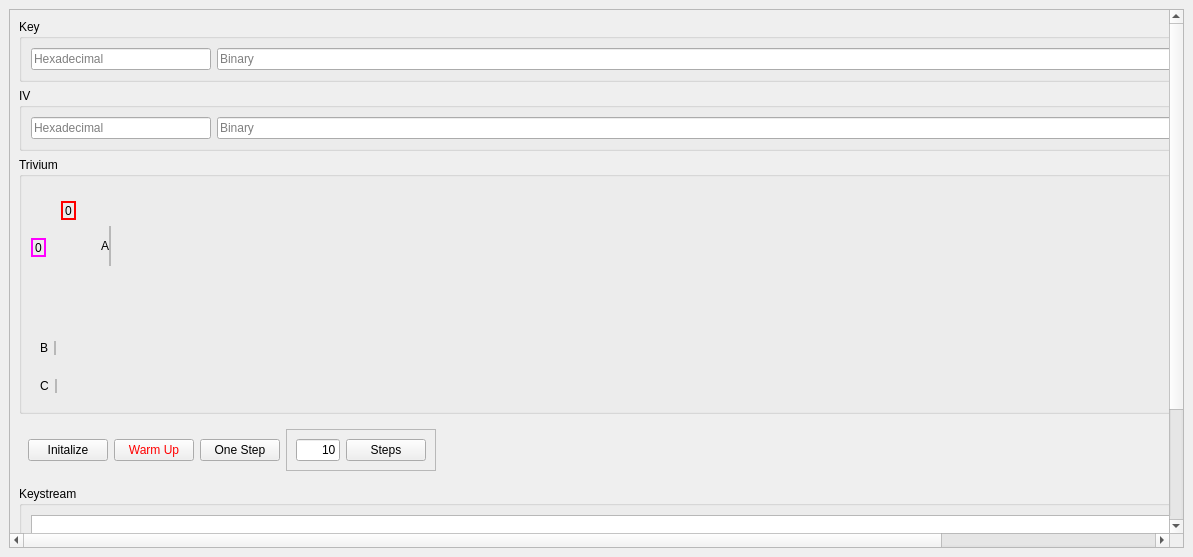
WerthersEchte/advanced_crytography_trivium, file trivium/gui/ui/mainwindow.ui: the form before one commit.
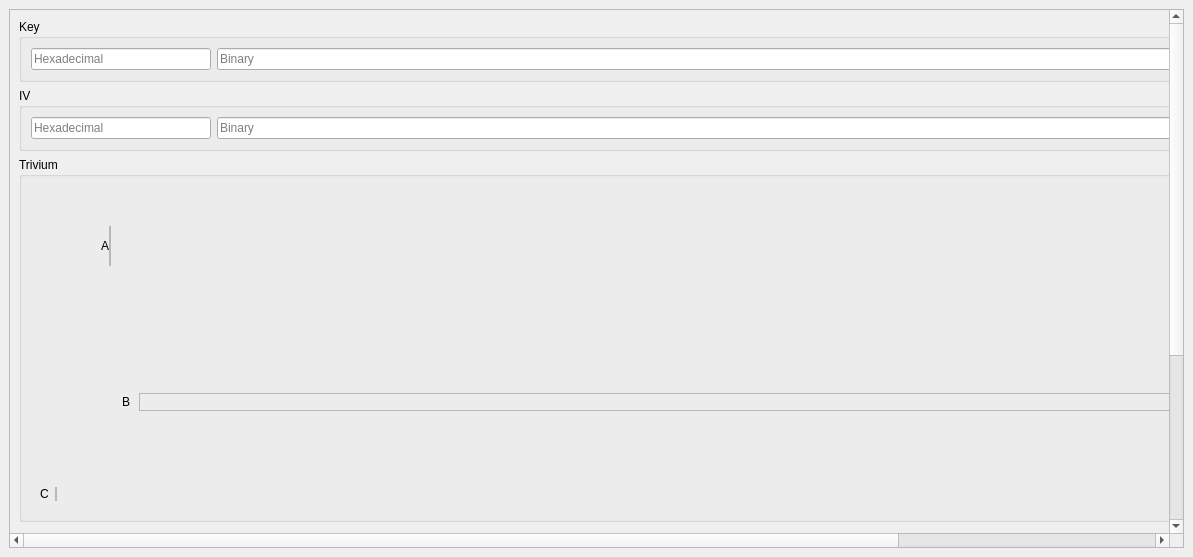
The form after the commit.

The edit to the form file:
```diff
--- a/trivium/gui/ui/mainwindow.ui
+++ b/trivium/gui/ui/mainwindow.ui
@@ -25,8 +25,8 @@
         <rect>
          <x>0</x>
          <y>0</y>
-         <width>1440</width>
-         <height>711</height>
+         <width>1501</width>
+         <height>808</height>
         </rect>
        </property>
        <layout class="QVBoxLayout" name="verticalLayout_4">
@@ -181,74 +181,6 @@
                   <string/>
                  </property>
                 </widget>
-                <widget class="QLabel" name="lABit69">
-                 <property name="geometry">
-                  <rect>
-                   <x>30</x>
-                   <y>15</y>
-                   <width>15</width>
-                   <height>19</height>
-                  </rect>
-                 </property>
-                 <property name="minimumSize">
-                  <size>
-                   <width>15</width>
-                   <height>19</height>
-                  </size>
-                 </property>
-                 <property name="maximumSize">
-                  <size>
-                   <width>15</width>
-                   <height>19</height>
-                  </size>
-                 </property>
-                 <property name="styleSheet">
-                  <string notr="true">QWidget#lABit69 {border-style: solid; border-width: 2; border-color: rgb(255, 0, 0);}</string>
-                 </property>
-                 <property name="frameShape">
-                  <enum>QFrame::Box</enum>
-                 </property>
-                 <property name="text">
-                  <string>0</string>
-                 </property>
-                 <property name="alignment">
-                  <set>Qt::AlignCenter</set>
-                 </property>
-                </widget>
-                <widget class="QLabel" name="lCBit66_111_110_109">
-                 <property name="geometry">
-                  <rect>
-                   <x>0</x>
-                   <y>52</y>
-                   <width>15</width>
-                   <height>19</height>
-                  </rect>
-                 </property>
-                 <property name="minimumSize">
-                  <size>
-                   <width>15</width>
-                   <height>19</height>
-                  </size>
-                 </property>
-                 <property name="maximumSize">
-                  <size>
-                   <width>15</width>
-                   <height>19</height>
-                  </size>
-                 </property>
-                 <property name="styleSheet">
-                  <string notr="true">QWidget#lCBit66_111_110_109 {border-style: solid; border-width: 2; border-color: rgb(255, 0, 255);}</string>
-                 </property>
-                 <property name="frameShape">
-                  <enum>QFrame::Box</enum>
-                 </property>
-                 <property name="text">
-                  <string>0</string>
-                 </property>
-                 <property name="alignment">
-                  <set>Qt::AlignCenter</set>
-                 </property>
-                </widget>
                </widget>
               </item>
               <item>
@@ -279,13 +211,13 @@
                    </property>
                    <property name="minimumSize">
                     <size>
-                     <width>1316</width>
+                     <width>1317</width>
                      <height>40</height>
                     </size>
                    </property>
                    <property name="maximumSize">
                     <size>
-                     <width>1316</width>
+                     <width>1317</width>
                      <height>40</height>
                     </size>
                    </property>
@@ -309,13 +241,13 @@
                      <widget class="QLabel" name="lAMTop">
                       <property name="minimumSize">
                        <size>
-                        <width>1316</width>
+                        <width>1317</width>
                         <height>40</height>
                        </size>
                       </property>
                       <property name="maximumSize">
                        <size>
-                        <width>1316</width>
+                        <width>1317</width>
                         <height>40</height>
                        </size>
                       </property>
@@ -419,23 +351,103 @@
                    </property>
                    <property name="minimumSize">
                     <size>
-                     <width>1316</width>
+                     <width>1317</width>
                      <height>60</height>
                     </size>
                    </property>
                    <property name="maximumSize">
                     <size>
-                     <width>1316</width>
+                     <width>1317</width>
                      <height>60</height>
                     </size>
                    </property>
+                   <layout class="QVBoxLayout" name="verticalLayout_6">
+                    <property name="spacing">
+                     <number>0</number>
+                    </property>
+                    <property name="leftMargin">
+                     <number>0</number>
+                    </property>
+                    <property name="topMargin">
+                     <number>0</number>
+                    </property>
+                    <property name="rightMargin">
+                     <number>0</number>
+                    </property>
+                    <property name="bottomMargin">
+                     <number>0</number>
+                    </property>
+                    <item>
+                     <widget class="QLabel" name="lAMBottom">
+                      <property name="sizePolicy">
+                       <sizepolicy hsizetype="Preferred" vsizetype="Preferred">
+                        <horstretch>0</horstretch>
+                        <verstretch>0</verstretch>
+                       </sizepolicy>
+                      </property>
+                      <property name="minimumSize">
+                       <size>
+                        <width>1317</width>
+                        <height>60</height>
+                       </size>
+                      </property>
+                      <property name="maximumSize">
+                       <size>
+                        <width>1317</width>
+                        <height>60</height>
+                       </size>
+                      </property>
+                      <property name="text">
+                       <string/>
+                      </property>
                   </widget>
                  </item>
                 </layout>
                </widget>
               </item>
+                </layout>
+               </widget>
+              </item>
               <item>
-               <widget class="QWidget" name="wABack" native="true"/>
+               <widget class="QWidget" name="wABack" native="true">
+                <property name="sizePolicy">
+                 <sizepolicy hsizetype="Minimum" vsizetype="Minimum">
+                  <horstretch>0</horstretch>
+                  <verstretch>0</verstretch>
+                 </sizepolicy>
+                </property>
+                <property name="minimumSize">
+                 <size>
+                  <width>70</width>
+                  <height>140</height>
+                 </size>
+                </property>
+                <widget class="QLabel" name="lABack">
+                 <property name="geometry">
+                  <rect>
+                   <x>0</x>
+                   <y>0</y>
+                   <width>70</width>
+                   <height>140</height>
+                  </rect>
+                 </property>
+                 <property name="minimumSize">
+                  <size>
+                   <width>70</width>
+                   <height>140</height>
+                  </size>
+                 </property>
+                 <property name="maximumSize">
+                  <size>
+                   <width>70</width>
+                   <height>140</height>
+                  </size>
+                 </property>
+                 <property name="text">
+                  <string/>
+                 </property>
+                </widget>
+               </widget>
               </item>
               <item>
                <spacer name="horizontalSpacer_2">
@@ -453,7 +465,65 @@
              </layout>
             </widget>
            </item>
-           <item alignment="Qt::AlignLeft">
+           <item>
+            <widget class="QWidget" name="wAllB" native="true">
+             <property name="sizePolicy">
+              <sizepolicy hsizetype="Minimum" vsizetype="Preferred">
+               <horstretch>0</horstretch>
+               <verstretch>0</verstretch>
+              </sizepolicy>
+             </property>
+             <layout class="QHBoxLayout" name="horizontalLayout_13">
+              <property name="spacing">
+               <number>0</number>
+              </property>
+              <property name="leftMargin">
+               <number>0</number>
+              </property>
+              <property name="topMargin">
+               <number>0</number>
+              </property>
+              <property name="rightMargin">
+               <number>0</number>
+              </property>
+              <property name="bottomMargin">
+               <number>0</number>
+              </property>
+              <item>
+               <widget class="QWidget" name="wBFront" native="true">
+                <property name="minimumSize">
+                 <size>
+                  <width>70</width>
+                  <height>140</height>
+                 </size>
+                </property>
+                <property name="maximumSize">
+                 <size>
+                  <width>70</width>
+                  <height>140</height>
+                 </size>
+                </property>
+               </widget>
+              </item>
+              <item>
+               <widget class="QWidget" name="wBMiddle" native="true">
+                <property name="minimumSize">
+                 <size>
+                  <width>1191</width>
+                  <height>0</height>
+                 </size>
+                </property>
+                <property name="maximumSize">
+                 <size>
+                  <width>1191</width>
+                  <height>16777215</height>
+                 </size>
+                </property>
+                <layout class="QVBoxLayout" name="verticalLayout_7">
+                 <item>
+                  <widget class="QWidget" name="widget" native="true"/>
+                 </item>
+                 <item>
             <widget class="QWidget" name="wB" native="true">
              <layout class="QHBoxLayout" name="horizontalLayout_7">
               <item>
@@ -514,6 +584,49 @@
              </layout>
             </widget>
            </item>
+                 <item>
+                  <widget class="QWidget" name="widget_2" native="true"/>
+                 </item>
+                </layout>
+               </widget>
+              </item>
+              <item>
+               <widget class="QWidget" name="wBBack" native="true">
+                <property name="minimumSize">
+                 <size>
+                  <width>70</width>
+                  <height>140</height>
+                 </size>
+                </property>
+                <property name="maximumSize">
+                 <size>
+                  <width>70</width>
+                  <height>140</height>
+                 </size>
+                </property>
+               </widget>
+              </item>
+              <item>
+               <spacer name="horizontalSpacer_3">
+                <property name="orientation">
+                 <enum>Qt::Horizontal</enum>
+                </property>
+                <property name="sizeHint" stdset="0">
+                 <size>
+                  <width>40</width>
+                  <height>20</height>
+                 </size>
+                </property>
+               </spacer>
+              </item>
+             </layout>
+             <zorder>wB</zorder>
+             <zorder>wBFront</zorder>
+             <zorder>wBMiddle</zorder>
+             <zorder>wBBack</zorder>
+             <zorder>horizontalSpacer_3</zorder>
+            </widget>
+           </item>
            <item alignment="Qt::AlignLeft">
             <widget class="QWidget" name="wC" native="true">
              <layout class="QHBoxLayout" name="horizontalLayout_9">
```
Left out of the diff: 4 changed lines with no effect on the pictures. Lines whose indentation alone changed are shown as unchanged.
